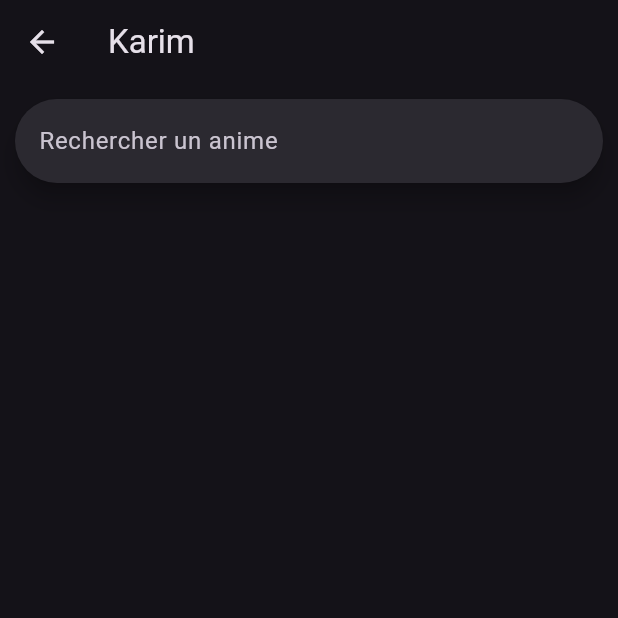
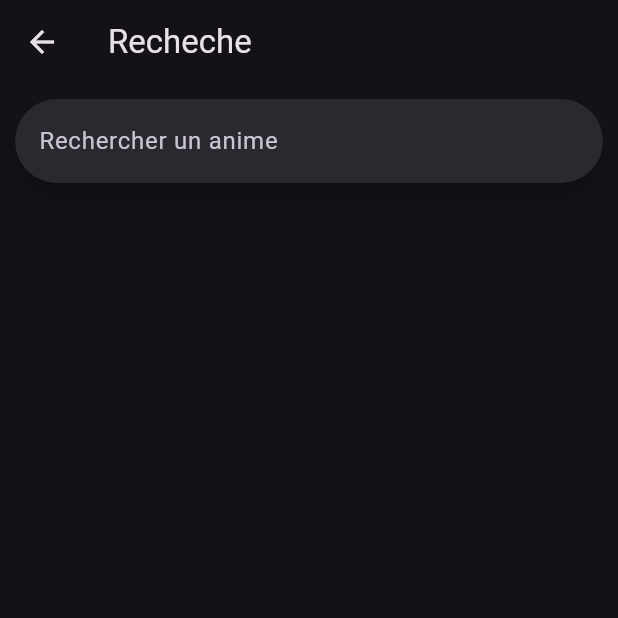
Before and after one commit to SCAnas2005/manganime, a Flutter app: the screen it shows after launch, after a tap on the "search" icon, on a phone screen of 412 x 824 dp, the top half of it. Run offline on Flutter 3.47's test engine with Material 3 defaults, Android fonts, the phone set to English and light mode, and no system bars; our stand-ins replace fl_chart, hive_flutter; accounts and stored records are empty; network calls fail.

Commit message:
Titre recherche+position miniSerachBar

```diff
--- a/lib/views/anime_view.dart
+++ b/lib/views/anime_view.dart
@@ -76,7 +76,7 @@ class _AnimeViewState extends State<AnimeView> {
         child: Padding(
           padding: const EdgeInsets.symmetric(vertical: 16, horizontal: 12),
           child: Column(
-            crossAxisAlignment: CrossAxisAlignment.start,
+            crossAxisAlignment: CrossAxisAlignment.end,
             children: [
               Padding(
                 padding: const EdgeInsets.only(bottom: 20),
--- a/lib/widgets/Search.dart
+++ b/lib/widgets/Search.dart
@@ -36,7 +36,7 @@ class _SearchState extends State<Search> {
     }
 
     return Scaffold(
-      appBar: AppBar(title: Text("Karim")),
+      appBar: AppBar(title: Text("Recheche")),
       body: Column(
         children: [
           Padding(
```
